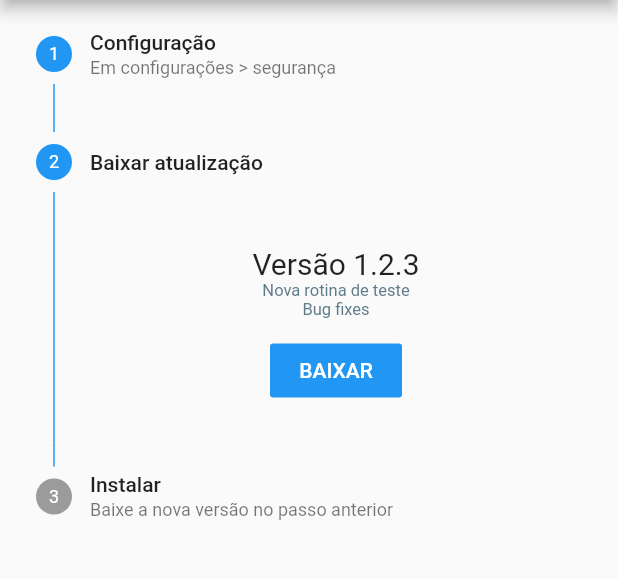
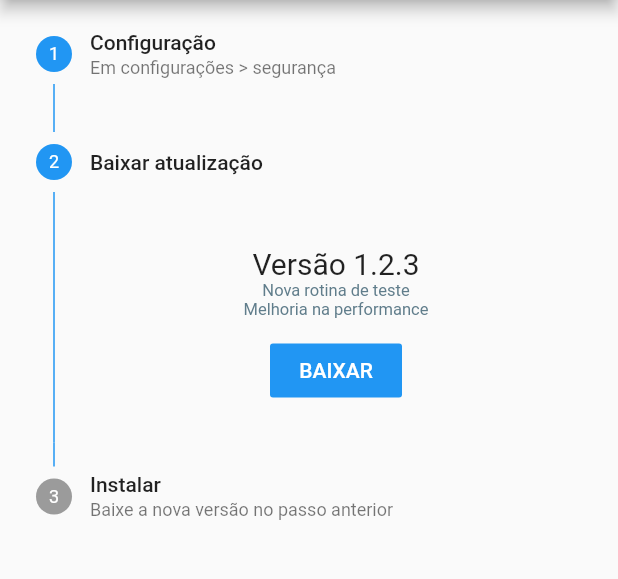
Before and after one commit to EmersonLopes/flutter_stepper_updater, a Flutter app: the screen it shows after launch, after a tap on an icon or button, on a phone screen of 412 x 824 dp, the part 84-663 px from its top. Run offline on Flutter 3.47's test engine with Material 2 defaults, Android fonts, the phone set to English and light mode, and no system bars; our stand-ins replace dio, open_file; missing offline and left inert: app_settings, ftpclient.

```diff
--- a/lib/Screens/PageStepper.dart
+++ b/lib/Screens/PageStepper.dart
@@ -187,12 +187,13 @@ class _StepScreenState extends State<StepScreen> {
               'Nova rotina de teste',
               style: TextStyle(color: Colors.blueGrey, fontSize: 11),
             ),
-            Text('Bug fixes',
+            Text('Melhoria na performance',
                 style: TextStyle(color: Colors.blueGrey, fontSize: 11)),
             new SizedBox(
               height: 10.0,
             ),
-            _TextDownload()
+            _LinearProgress(),
+            _TextDownload(),
           ],
         ),
       ],
@@ -266,4 +267,18 @@ class _StepScreenState extends State<StepScreen> {
 
     return Text('Baixando... ${downloadProgress.floor()} %');
   }
+
+  _LinearProgress() {
+    if(downloadProgress>0)
+      return
+        Container(
+          padding: EdgeInsets.symmetric(vertical: 4),
+          child: LinearProgressIndicator(
+          value: downloadProgress/100,
+          backgroundColor: Colors.grey,
+          valueColor: AlwaysStoppedAnimation<Color>(Colors.blueGrey),
+      ),
+        );
+    return Container();
+  }
 }
--- a/pubspec.yaml
+++ b/pubspec.yaml
@@ -50,8 +50,7 @@ flutter:
   uses-material-design: true
 
   # To add assets to your application, add an assets section, like this:
-  assets:
-    - assets/images/
+#  assets:
   #   - images/a_dot_ham.jpeg
 
   # An image asset can refer to one or more resolution-specific "variants", see
```
Also changed, not shown: assets/images/aeologic.png (deleted), assets/images/email_icon.png (deleted), assets/images/logo.png (deleted), assets/images/password_icon.png (deleted), assets/images/powered_by.png (deleted), assets/images/substract.png (deleted), assets/images/user_icon.png (deleted), screens/android1.jpg (deleted), screens/android2.jpg (deleted), screens/android3.jpg (deleted), screens/demo.gif (deleted), screens/iPhone1.jpg (deleted), screens/iPhone2.jpg (deleted), screens/iPhone3.jpg (deleted).
